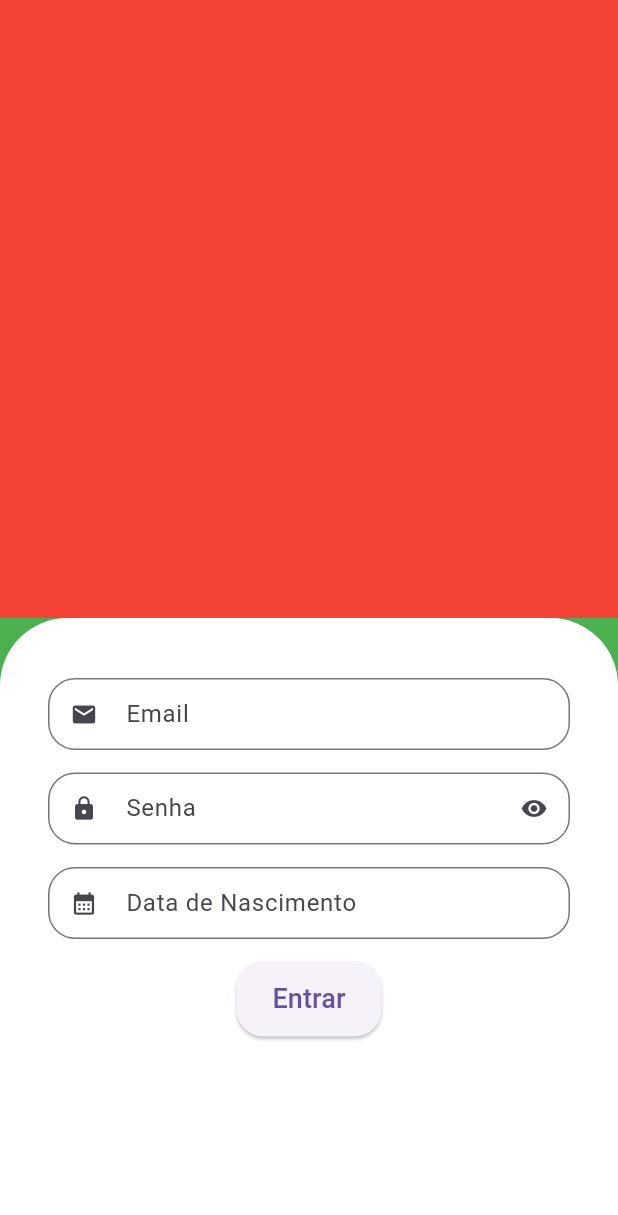
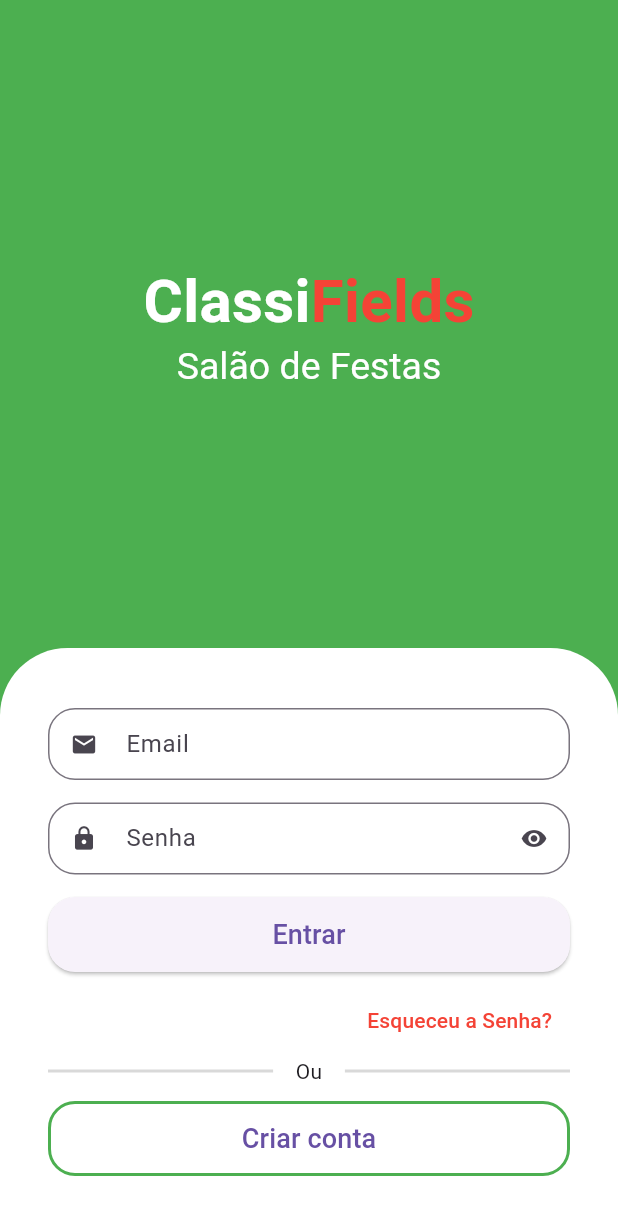
Before and after one commit to rodrigoSouza1984/classifields_apk-FLUTTER, a Flutter app: the screen it shows after launch, on a phone screen of 412 x 824 dp. Shown: the top 1215 px of the screen. Run offline on Flutter 3.47's test engine with Material 2 defaults, Android fonts, the phone set to English and light mode, and no system bars; drawn by our look-alikes of animated_text_kit.

Commit message:
feat: login page finished with print form console

```diff
--- a/lib/src/pages/signIn/sign_in_screen.dart
+++ b/lib/src/pages/signIn/sign_in_screen.dart
@@ -1,5 +1,6 @@
 import 'package:flutter/material.dart';
 import 'package:classifields_apk_flutter/src/components/input_component.dart';
+import 'package:animated_text_kit/animated_text_kit.dart';
 
 class SignInScreen extends StatelessWidget {
   SignInScreen({Key? key}) : super(key: key);
@@ -12,27 +13,79 @@ class SignInScreen extends StatelessWidget {
 
   @override
   Widget build(BuildContext context) {
+    final sizeTela = MediaQuery.of(context).size;
+
     return Scaffold(
       backgroundColor: Colors.green,
-      body: Column(children: [
+      body: SingleChildScrollView(
+        child: SizedBox(
+          height: sizeTela.height,
+          width: sizeTela.width,
+          child: Column(mainAxisAlignment: MainAxisAlignment.center, children: [
+            //
+            //parte de cima TITULO DA TELA E ANIMACOES
             Expanded(
-          child: Container(
-            color: Colors.red,
+                child: Column(
+              mainAxisAlignment: MainAxisAlignment.center,
+              children: [
+                const Text.rich(
+                  TextSpan(
+                    style: TextStyle(
+                      fontSize: 40,
+                    ),
+                    children: [
+                      TextSpan(
+                        text: 'Classi',
+                        style: TextStyle(
+                            color: Colors.white, fontWeight: FontWeight.bold),
+                      ),
+                      TextSpan(
+                        text: 'Fields',
+                        style: TextStyle(
+                            color: Colors.red, fontWeight: FontWeight.bold),
+                      ),
+                    ],
                   ),
                 ),
-        Expanded(
-          child: Container(
+                //categorias
+                SizedBox(
+                  height: 30,
+                  child: DefaultTextStyle(
+                    style: const TextStyle(
+                      fontSize: 25,
+                    ),
+                    child: AnimatedTextKit(
+                      pause: Duration.zero,
+                      repeatForever: true,
+                      animatedTexts: [
+                        FadeAnimatedText('Salão de Festas'),
+                        FadeAnimatedText('Chácaras'),
+                        FadeAnimatedText('Casas'),
+                        FadeAnimatedText('Apartamentos'),
+                        FadeAnimatedText('Na Sua Cidade !!!'),
+                      ],
+                    ),
+                  ),
+                )
+              ],
+            )),
+            //
+            //parte de baixo formulario
+            Container(
               padding: const EdgeInsets.symmetric(
                 horizontal: 32,
                 vertical: 40,
               ),
               decoration: const BoxDecoration(
                   color: Colors.white,
-                borderRadius: BorderRadius.vertical(top: Radius.circular(45))),
+                  borderRadius:
+                      BorderRadius.vertical(top: Radius.circular(45))),
               child: Form(
                 key: _formkey,
                 child: Column(
+                  crossAxisAlignment: CrossAxisAlignment.stretch,
                   children: [
+                    //
                     //email
                     InputComponent(
                       controller: emailCtrl,
@@ -51,7 +104,7 @@ class SignInScreen extends StatelessWidget {
                         return null;
                       },
                     ),
-
+                    //
                     //senha
                     InputComponent(
                       controller: passwordCtrl,
@@ -71,16 +124,7 @@ class SignInScreen extends StatelessWidget {
                         return null;
                       },
                     ),
-
-                  InputComponent(
-                    keyboardType: TextInputType.none,
-                    controller: birthdateCtrl,
-                    icon: Icons.calendar_month,
-                    label: 'Data de Nascimento',
-                    readOnly: true,
-                    isDate: true,
-                  ),
-
+                    //
                     //Botao de entrar
                     SizedBox(
                       height: 50,
@@ -105,12 +149,76 @@ class SignInScreen extends StatelessWidget {
                             style: TextStyle(fontSize: 18),
                           )),
                     ),
+
+                    const SizedBox(
+                      height: 8,
+                    ),
+
+                    //
+                    //BOTAO ESQUECEU SENHA
+                    Align(
+                      alignment: Alignment.centerRight,
+                      child: TextButton(
+                        onPressed: () {},
+                        child: const Text(
+                          'Esqueceu a Senha?',
+                          style: TextStyle(
+                            color: Colors.red,
+                          ),
+                        ),
+                      ),
+                    ),
+
+                    //LINHA CINZA DIVIDIDA EM 2 COM PALAVRA OU NO MEIO
+                    Row(
+                      children: [
+                        Expanded(
+                          child: Divider(
+                            color: Colors.grey.withAlpha(99),
+                            thickness: 2,
+                          ),
+                        ),
+                        const Padding(
+                          padding: EdgeInsets.symmetric(horizontal: 15),
+                          child: Text('Ou'),
+                        ),
+                        Expanded(
+                          child: Divider(
+                            color: Colors.grey.withAlpha(99),
+                            thickness: 2,
+                          ),
+                        ),
                       ],
                     ),
+
+                    const SizedBox(
+                      height: 10,
+                    ),
+
+                    SizedBox(
+                      height: 50,
+                      child: OutlinedButton(
+                        style: OutlinedButton.styleFrom(
+                            shape: RoundedRectangleBorder(
+                                borderRadius: BorderRadius.circular(18)),
+                            side: const BorderSide(
+                                width: 2, color: Colors.green)),
+                        onPressed: () {},
+                        child: const Text(
+                          'Criar conta',
+                          style: TextStyle(
+                            fontSize: 18,
+                          ),
+                        ),
+                      ),
+                    ),
+                  ],
                 ),
               ),
             )
           ]),
+        ),
+      ),
     );
   }
 }
--- a/pubspec.yaml
+++ b/pubspec.yaml
@@ -36,6 +36,7 @@ dependencies:
   # Use with the CupertinoIcons class for iOS style icons.
   cupertino_icons: ^1.0.2
   intl: ^0.18.1
+  animated_text_kit: ^4.2.2
 
 dev_dependencies:
   flutter_test:
```
Also changed, not shown: lib/src/models/user_media_avatar_model.dart (added, +56 -0 lines), lib/src/models/user_model.dart (added, +78 -0 lines), pubspec.lock. Lines whose indentation alone changed are shown as unchanged.
